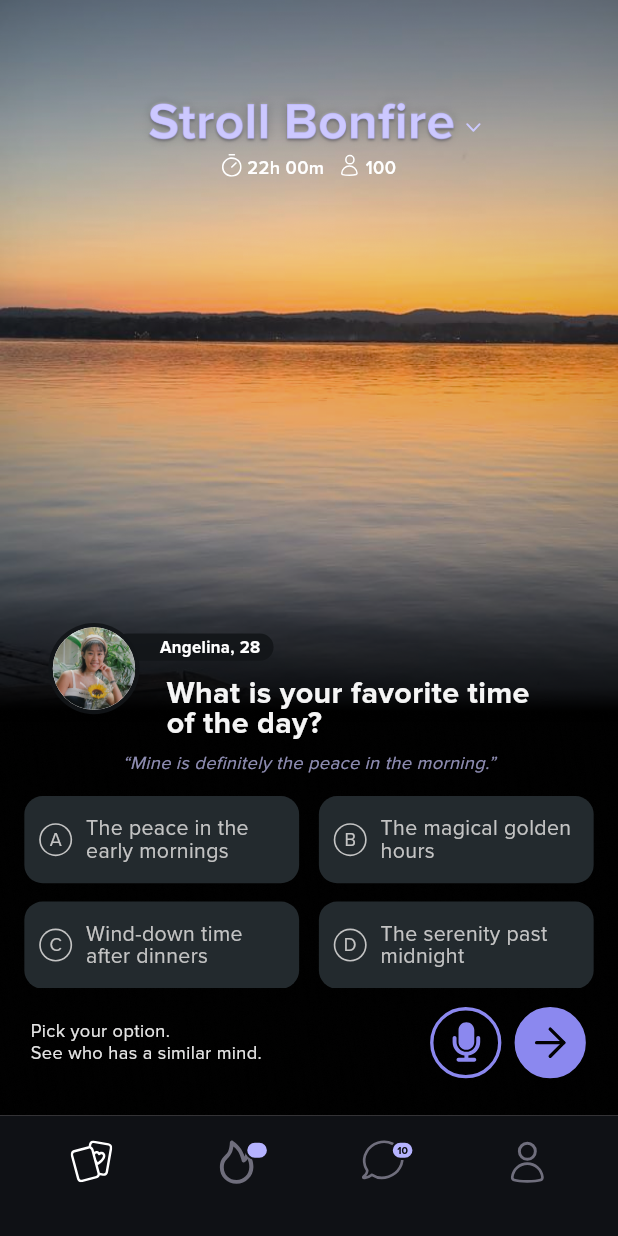
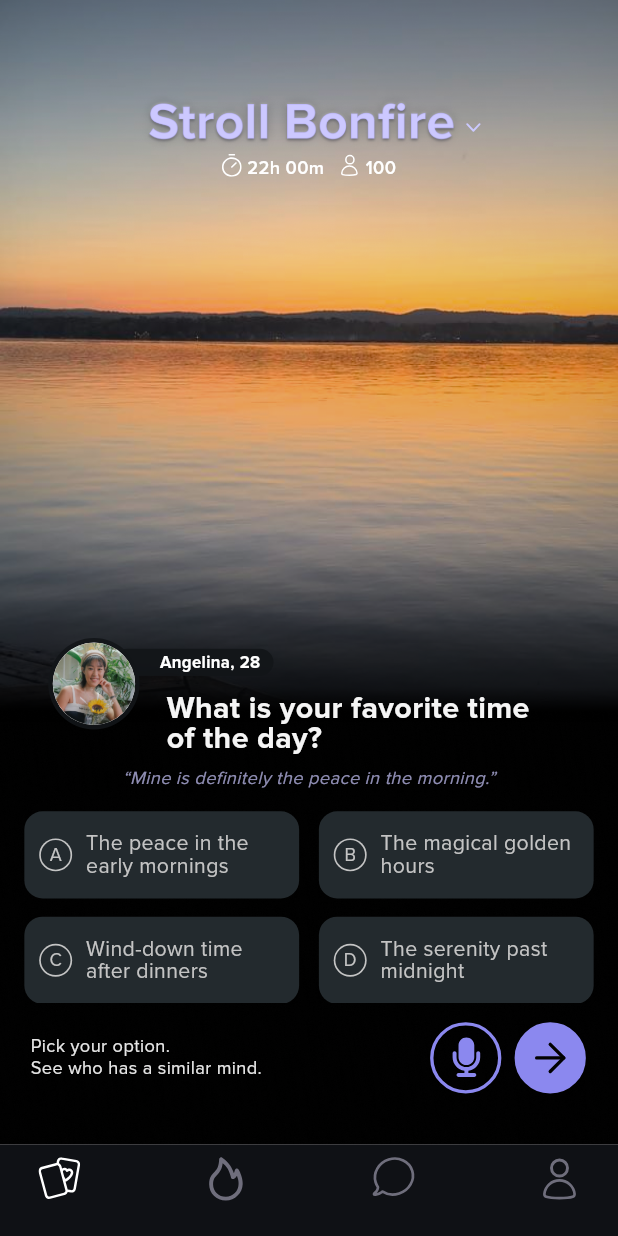
Before and after one commit to ThatSaxyDev/stroll_activity, a Flutter app: the screen it shows after launch, on a phone screen of 412 x 824 dp. Run offline on Flutter 3.47's test engine with Material 3 defaults, Android fonts, the phone set to English and light mode, and no system bars; our stand-ins replace flutter_screenutil, flutter_svg.

Commit message:
fix: Update SVG icons by removing unnecessary elements and adjust bottom navigation widget layout

```diff
--- a/lib/app/base_nav/widgets/bottom_nav_widget.dart
+++ b/lib/app/base_nav/widgets/bottom_nav_widget.dart
@@ -1,3 +1,5 @@
+import 'dart:io';
+
 import 'package:flutter/material.dart';
 import 'package:flutter_screenutil/flutter_screenutil.dart';
 import 'package:stroll_activity/app/home/views/home_view.dart';
@@ -23,22 +25,22 @@ class BottomNavWidget extends StatelessWidget {
     return Material(
       elevation: 0,
       child: Container(
-        height: 79.h,
+        padding: EdgeInsets.symmetric(horizontal: 14.w),
+        height: Platform.isAndroid ? 60.h : 79.h,
         width: width(context),
         decoration: BoxDecoration(
           color: Color(0xFF0F1115),
         ),
         child: Row(
-          mainAxisAlignment: MainAxisAlignment.spaceEvenly,
+          mainAxisAlignment: MainAxisAlignment.spaceBetween,
           children: List.generate(
             BaseNavState.values.length,
             (index) {
               BaseNavState baseNavView = BaseNavState.values[index];
               return SizedBox(
-                width: 65.w,
+                width: 44.w,
                 child: Column(
                   children: [
-                    8.sbH,
                     MyIcon(
                       icon: baseNavView.name.svg,
                       height: 44.h,
--- a/lib/app/home/views/home_view.dart
+++ b/lib/app/home/views/home_view.dart
@@ -33,7 +33,7 @@ class _HomeViewState extends State<HomeView> {
           HomePromptWidget(),
           12.sbH,
           PickOptionWidget(),
-          96.sbH,
+          86.sbH,
         ],
       ),
     );
```
Also changed, not shown: assets/icons/messages.svg, assets/icons/trending.svg.
